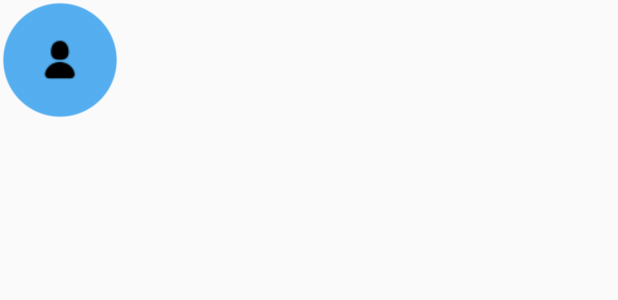
After one commit to jancoding/Twitter, an Android app: the layout header_logo.xml on its own in the app's theme, with its tools: preview values and no code run, on a phone screen of 412 x 824 dp. The commit adds this screen. Shown: the top 300 px of the screen. Run offline under Robolectric (Android 15) with nearby library versions, the phone set to English and light mode, and no system bars.

Commit message:
perfected scrolling view

```diff
--- a/app/build.gradle
+++ b/app/build.gradle
@@ -53,10 +53,11 @@ dependencies {
     implementation 'androidx.legacy:legacy-support-v4:1.0.0'
     compile 'com.github.florent37:materialviewpager:1.2.3'
 
-//dependencies
+    //dependencies
     compile 'com.flaviofaria:kenburnsview:1.0.7'
     compile 'com.jpardogo.materialtabstrip:library:1.1.0'
     compile 'com.github.bumptech.glide:glide:4.0.0'
+    compile 'ru.noties:scrollable:1.3.0'
     // Room for simple persistence with an ORM
     def room_version = "2.2.5"
     implementation "androidx.room:room-runtime:$room_version"
--- a/app/src/main/java/com/codepath/apps/restclienttemplate/FollowFragment.java
+++ b/app/src/main/java/com/codepath/apps/restclienttemplate/FollowFragment.java
@@ -15,6 +15,7 @@ import com.codepath.apps.restclienttemplate.adapters.FollowAdapter;
 import com.codepath.apps.restclienttemplate.models.User;
 import com.codepath.apps.restclienttemplate.other.TwitterClient;
 import com.codepath.asynchttpclient.callback.JsonHttpResponseHandler;
+import com.github.florent37.materialviewpager.header.MaterialViewPagerHeaderDecorator;
 
 import org.json.JSONArray;
 import org.json.JSONException;
@@ -24,6 +25,8 @@ import org.parceler.Parcels;
 import java.util.ArrayList;
 
 import okhttp3.Headers;
+import ru.noties.scrollable.CanScrollVerticallyDelegate;
+import ru.noties.scrollable.ScrollableLayout;
 
 /**
  * A simple {@link Fragment} subclass.
@@ -61,6 +64,7 @@ public class FollowFragment extends Fragment {
         super.onCreate(savedInstanceState);
         user = Parcels.unwrap(getActivity().getIntent().getParcelableExtra("User"));
 
+
     }
 
     @Override
@@ -81,6 +85,8 @@ public class FollowFragment extends Fragment {
         rvFollow = view.findViewById(R.id.rvFollow);
         // Create the adapter
         followAdapter = new FollowAdapter(getActivity(), users);
+        rvFollow.addItemDecoration(new MaterialViewPagerHeaderDecorator());
+
         // Set the adapter on the recycler view
         rvFollow.setAdapter(followAdapter);
         // Set a Layout Manager the recycler view
--- /dev/null
+++ b/app/src/main/res/layout/header_logo.xml
@@ -0,0 +1,15 @@
+<?xml version="1.0" encoding="utf-8"?>
+<FrameLayout xmlns:android="http://schemas.android.com/apk/res/android"
+    android:layout_width="80dp"
+    android:layout_height="80dp"
+    android:layout_centerHorizontal="true"
+    android:background="@drawable/twittterblue">
+
+    <ImageView
+        android:layout_width="30dp"
+        android:layout_height="30dp"
+        android:fitsSystemWindows="true"
+        android:adjustViewBounds="true"
+        android:layout_gravity="center"
+        android:src="@drawable/ic_vector_person" />
+</FrameLayout>
```
Also changed, not shown: app/src/main/java/com/codepath/apps/restclienttemplate/ProfileDetailActivity.java (+30 -3 lines), app/src/main/res/layout/activity_profile_detail.xml (+28 -6 lines), app/src/main/res/values/styles.xml (+15 -1 lines), app/src/main/res/drawable/twittterblue.png (added).
